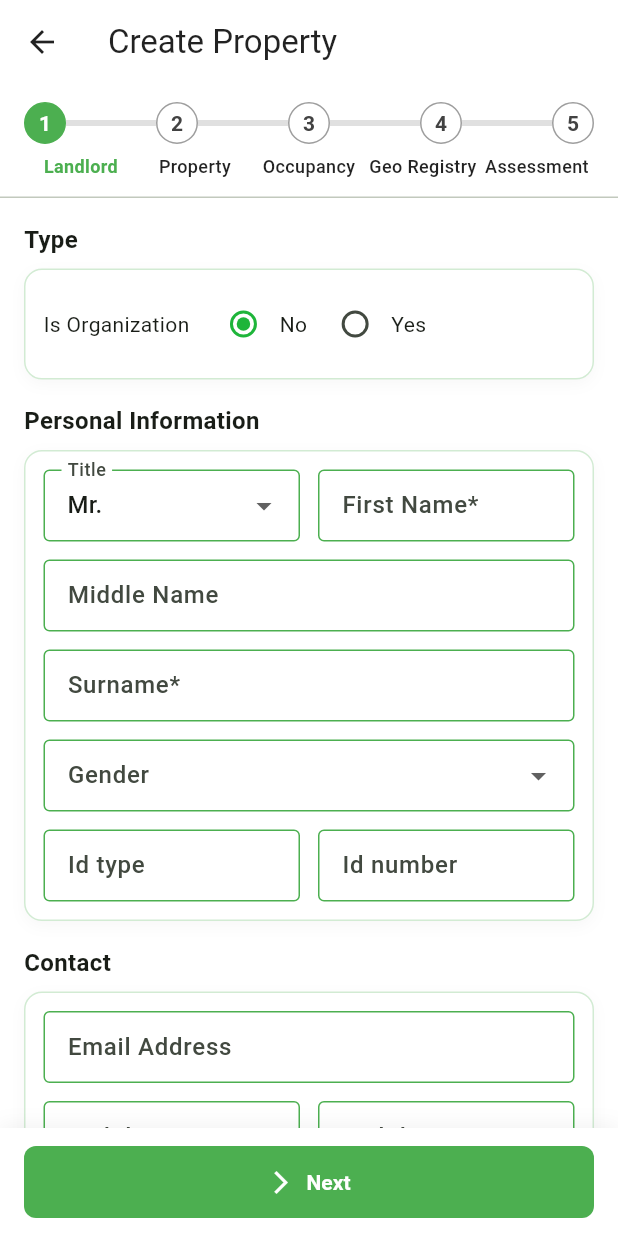
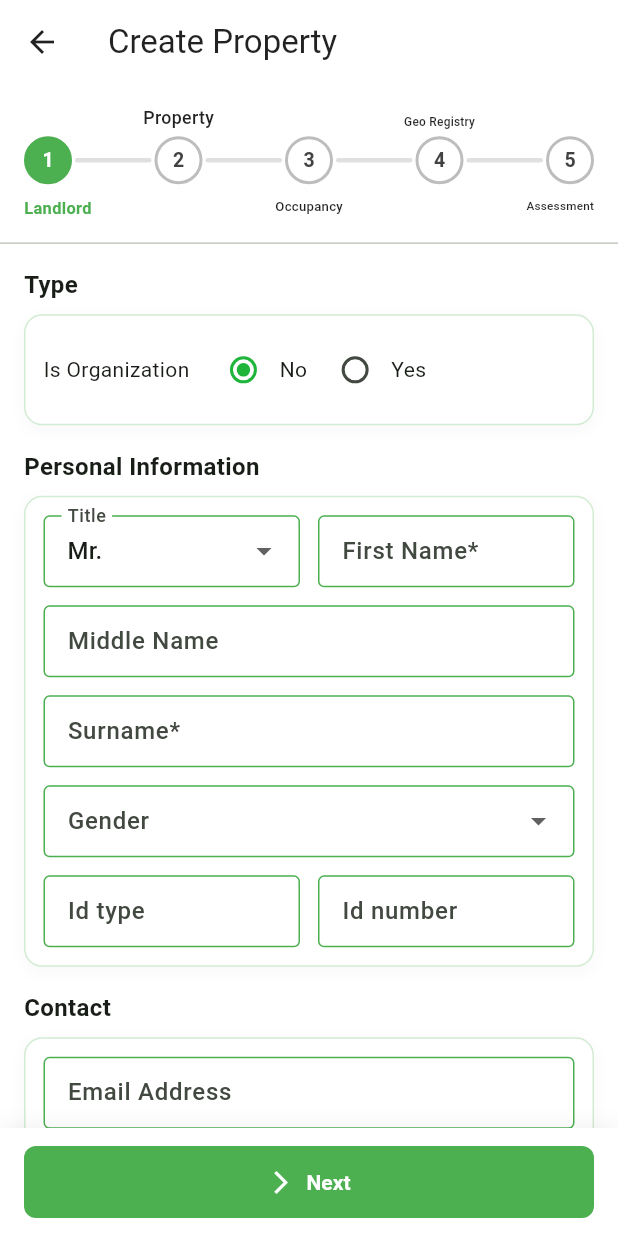
Before and after one commit to srvtechnology/WARDC-Flutter-Cashier-App, a Flutter app: the PropertyWizardView screen opened by its route, on a phone screen of 412 x 824 dp. Run offline on Flutter 3.47's test engine with Material 3 defaults, Android fonts, the light colour scheme and no system bars; our stand-ins replace dio, flutter_secure_storage, geolocator, get, hive_flutter, image_picker and 1 more; accounts and stored records are empty; network calls fail.

Commit message:
Enhance PropertyWizardView layout and styling for improved user experience
- Adjusted padding and spacing in the header stepper for better visual alignment.
- Refactored label positioning to clearly distinguish between above and below labels.
- Updated circle indicators and connectors for a more polished appearance.
- Improved dropdown field styling and validation handling for consistency and clarity.

```diff
--- a/lib/views/property/property_wizard_view.dart
+++ b/lib/views/property/property_wizard_view.dart
@@ -126,33 +126,80 @@ class _HeaderStepper extends StatelessWidget {
   @override
   Widget build(BuildContext context) {
     return Padding(
-      padding: const EdgeInsets.symmetric(horizontal: 16, vertical: 12),
+      padding: const EdgeInsets.symmetric(horizontal: 16, vertical: 16),
       child: Column(
         crossAxisAlignment: CrossAxisAlignment.stretch,
         children: [
+          // Top row for labels that should be above (odd indices: 1, 3)
           Row(
+            crossAxisAlignment: CrossAxisAlignment.end,
+            children: List.generate(labels.length * 2 - 1, (i) {
+              if (i.isOdd) {
+                return Expanded(
+                  child: Container(),
+                ); // Placeholder for connectors
+              }
+              final int step = i ~/ 2;
+              final bool isAbove = step.isOdd; // Odd indices (1, 3) go above
+              if (!isAbove) {
+                return const SizedBox(
+                  width: 32,
+                ); // Placeholder for below labels
+              }
+              final bool isActive = step == currentIndex;
+              return Expanded(
+                child: Padding(
+                  padding: const EdgeInsets.only(bottom: 5),
+                  child: FittedBox(
+                    fit: BoxFit.cover,
+                    child: Text(
+                      labels[step],
+                      textAlign: TextAlign.center,
+                      maxLines: 1,
+                      style: TextStyle(
+                        fontSize: 12,
+                        color: isActive ? Colors.green : Colors.black87,
+                        fontWeight: isActive
+                            ? FontWeight.w600
+                            : FontWeight.w500,
+                        height: 1.2,
+                      ),
+                    ),
+                  ),
+                ),
+              );
+            }),
+          ),
+          // Middle row with circles and connectors
+          Row(
+            crossAxisAlignment: CrossAxisAlignment.center,
             children: List.generate(labels.length * 2 - 1, (i) {
               if (i.isOdd) {
                 final int left = (i - 1) ~/ 2;
                 final bool active = left < currentIndex;
                 return Expanded(
                   child: Container(
-                    height: 4,
-                    color: active ? Colors.green : Colors.grey.shade300,
+                    height: 3,
+                    margin: const EdgeInsets.symmetric(horizontal: 2),
+                    decoration: BoxDecoration(
+                      color: active ? Colors.green : Colors.grey.shade300,
+                      borderRadius: BorderRadius.circular(1.5),
+                    ),
                   ),
                 );
               }
               final int step = i ~/ 2;
               final bool isDone = step <= currentIndex;
               return Container(
-                width: 28,
-                height: 28,
+                width: 32,
+                height: 32,
                 alignment: Alignment.center,
                 decoration: BoxDecoration(
                   shape: BoxShape.circle,
                   color: isDone ? Colors.green : Colors.white,
                   border: Border.all(
-                    color: isDone ? Colors.green : Colors.grey,
+                    color: isDone ? Colors.green : Colors.grey.shade400,
+                    width: 2,
                   ),
                 ),
                 child: Text(
@@ -160,32 +207,48 @@ class _HeaderStepper extends StatelessWidget {
                   style: TextStyle(
                     color: isDone ? Colors.white : Colors.grey[800],
                     fontWeight: FontWeight.w600,
+                    fontSize: 13,
                   ),
                 ),
               );
             }),
           ),
-          const SizedBox(height: 6),
+          // Bottom row for labels that should be below (even indices: 0, 2, 4)
+          const SizedBox(height: 10),
           Row(
-            mainAxisAlignment: MainAxisAlignment.spaceBetween,
-            children: [
-              for (final String label in labels)
-                Expanded(
+            crossAxisAlignment: CrossAxisAlignment.start,
+            children: List.generate(labels.length * 2 - 1, (i) {
+              if (i.isOdd) {
+                return Expanded(
+                  child: Container(),
+                ); // Placeholder for connectors
+              }
+              final int step = i ~/ 2;
+              final bool isBelow =
+                  step.isEven; // Even indices (0, 2, 4) go below
+              if (!isBelow) {
+                return const SizedBox(
+                  width: 32,
+                ); // Placeholder for above labels
+              }
+              final bool isActive = step == currentIndex;
+              return Expanded(
+                child: FittedBox(
+                  fit: BoxFit.scaleDown,
                   child: Text(
-                    label,
+                    labels[step],
                     textAlign: TextAlign.center,
+                    maxLines: 1,
                     style: TextStyle(
                       fontSize: 12,
-                      color: labels.indexOf(label) == currentIndex
-                          ? Colors.green
-                          : Colors.black87,
-                      fontWeight: labels.indexOf(label) == currentIndex
-                          ? FontWeight.w600
-                          : FontWeight.w500,
-                    ),
-                  ),
-                ),
-            ],
+                      color: isActive ? Colors.green : Colors.black87,
+                      fontWeight: isActive ? FontWeight.w600 : FontWeight.w500,
+                      height: 1.2,
+                    ),
+                  ),
+                ),
+              );
+            }),
           ),
         ],
       ),
@@ -620,26 +683,17 @@ class _StepForms extends StatelessWidget {
               title: 'Category Type',
               children: [
                 DropdownButtonFormField<String>(
-                  decoration: _decoration.copyWith(
-                    labelText: 'Category Type*',
-                  ),
+                  decoration: _decoration.copyWith(labelText: 'Category Type*'),
                   items: const [
-                    DropdownMenuItem(
-                      value: 'R',
-                      child: Text('Residential'),
-                    ),
-                    DropdownMenuItem(
-                      value: 'C',
-                      child: Text('Commercial'),
-                    ),
+                    DropdownMenuItem(value: 'R', child: Text('Residential')),
+                    DropdownMenuItem(value: 'C', child: Text('Commercial')),
                   ],
                   value: _val('categoryType'),
                   isExpanded: true,
                   autovalidateMode: AutovalidateMode.onUserInteraction,
-                  validator: (v) =>
-                      (v == null || v.toString().trim().isEmpty)
-                          ? 'Required'
-                          : null,
+                  validator: (v) => (v == null || v.toString().trim().isEmpty)
+                      ? 'Required'
+                      : null,
                   onChanged: (v) => controller.setField('categoryType', v),
                 ),
               ],
@@ -2401,7 +2455,8 @@ class _TitleSelect extends StatelessWidget {
     return Obx(() {
       final int _ = controller.variablesTick.value; // dependency only
       final List<Map<String, dynamic>> opts = _options;
-      final String? selectedValue = controller.payload[payloadKey] as String? ??
+      final String? selectedValue =
+          controller.payload[payloadKey] as String? ??
           controller.payload['ownerTitle'] as String?;
 
       return DropdownButtonFormField<String>(
```
